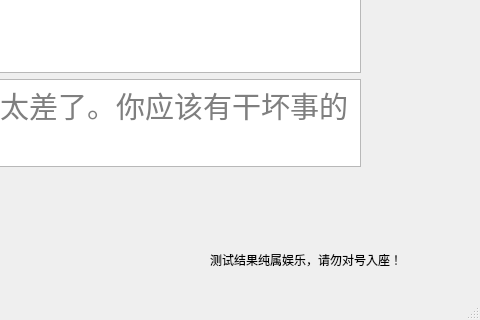
hewei-bit/QT-Learing, file item/1.Character_calc/result_mainwindow.ui: the form before one commit; both pictures show x 320 to 800 and y 280 to 600 of the 800 by 600 pixel window.
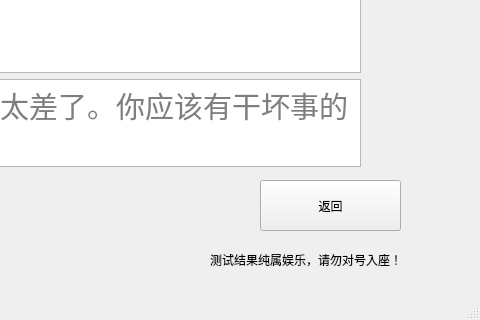
The form after the commit. Icons and pictures are not drawn.

The edit to the form file:
```diff
--- a/item/1.Character_calc/result_mainwindow.ui
+++ b/item/1.Character_calc/result_mainwindow.ui
@@ -167,6 +167,19 @@
      <string>测试结果纯属娱乐，请勿对号入座！</string>
     </property>
    </widget>
+   <widget class="QPushButton" name="pushButton">
+    <property name="geometry">
+     <rect>
+      <x>580</x>
+      <y>460</y>
+      <width>141</width>
+      <height>51</height>
+     </rect>
+    </property>
+    <property name="text">
+     <string>返回</string>
+    </property>
+   </widget>
   </widget>
   <widget class="QMenuBar" name="menubar">
    <property name="geometry">
```
